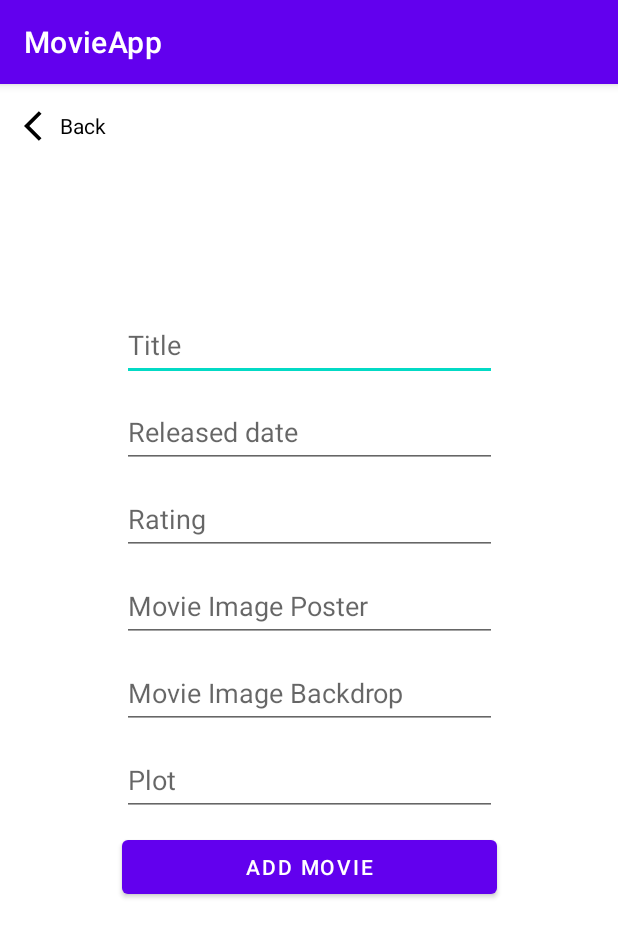
After one commit to carloagetano/MovieApp, an Android app: the AddMovieActivity screen opened directly, with no data from a screen before it, on a phone screen of 412 x 824 dp. The commit adds this screen. Shown: the top 937 px of the screen. Run offline under Robolectric (Android 15) with nearby library versions, the phone set to English and light mode, and no system bars; our stand-ins replace Room's generated code, data binding.

Commit message:
add movie feature, auto refresh list of movies

```diff
--- a/app/src/main/AndroidManifest.xml
+++ b/app/src/main/AndroidManifest.xml
@@ -17,6 +17,9 @@
         android:usesCleartextTraffic="true"
         tools:targetApi="31">
         <activity
+            android:name=".presentation.main.view.AddMovieActivity"
+            android:exported="false" />
+        <activity
             android:name=".presentation.main.view.MovieDetailsActivity"
             android:exported="false" />
         <activity
--- a/app/src/main/java/com/example/movieapp/data/service/MovieAPIService.java
+++ b/app/src/main/java/com/example/movieapp/data/service/MovieAPIService.java
@@ -5,10 +5,16 @@ import com.example.movieapp.data.model.Movie;
 import java.util.ArrayList;
 
 import retrofit2.Call;
+import retrofit2.http.Body;
 import retrofit2.http.GET;
+import retrofit2.http.Header;
+import retrofit2.http.POST;
 
 public interface MovieAPIService {
 
     @GET("/movies")
     Call<ArrayList<Movie>> getMovies();
+
+    @POST("/add-movie")
+    Call<Movie> addMovie(@Body Movie movie, @Header("Authorization") String authorization);
 }
--- /dev/null
+++ b/app/src/main/java/com/example/movieapp/presentation/main/view/AddMovieActivity.java
@@ -0,0 +1,74 @@
+package com.example.movieapp.presentation.main.view;
+
+import android.os.Bundle;
+import android.widget.Toast;
+
+import androidx.appcompat.app.AppCompatActivity;
+import androidx.databinding.DataBindingUtil;
+import androidx.lifecycle.ViewModelProvider;
+
+import com.example.movieapp.R;
+import com.example.movieapp.databinding.ActivityAddMovieBinding;
+import com.example.movieapp.presentation.main.viewmodel.AddMovieViewModel;
+
+public class AddMovieActivity extends AppCompatActivity {
+
+    private ActivityAddMovieBinding binding;
+    private AddMovieViewModel viewModel;
+
+    @Override
+    protected void onCreate(Bundle savedInstanceState) {
+        super.onCreate(savedInstanceState);
+        setContentView(R.layout.activity_add_movie);
+
+        binding = DataBindingUtil.setContentView(this, R.layout.activity_add_movie);
+        viewModel = new ViewModelProvider(this).get(AddMovieViewModel.class);
+
+        subscribe();
+        onClickListeners();
+    }
+
+    public void subscribe() {
+        viewModel.isMovieAdded().observe(this, it -> {
+            if (it) {
+                clearFields();
+            } else {
+                Toast.makeText(this, "Something went wrong.", Toast.LENGTH_LONG).show();
+            }
+        });
+    }
+
+    public void onClickListeners() {
+        binding.backBtn.setOnClickListener(v -> {
+            finish();
+        });
+
+        binding.addMovieBtn.setOnClickListener(v -> {
+            String title = binding.titleEtv.getText().toString();
+            String released = binding.releasedEtv.getText().toString();
+            String rating = binding.ratingEtv.getText().toString();
+            String imgPoster = binding.imgPosterEtv.getText().toString();
+            String imgBackdrop = binding.imgBackdropEtv.getText().toString();
+            String plot = binding.plotEtv.getText().toString();
+
+            if (!title.isEmpty() && !released.isEmpty() && !rating.isEmpty() && !imgPoster.isEmpty()
+                    && !imgBackdrop.isEmpty() && !plot.isEmpty()) {
+                viewModel.addMovie(title, released, rating, imgPoster, imgBackdrop, plot);
+
+            } else {
+                Toast.makeText(this, "Please complete all fields.", Toast.LENGTH_LONG).show();
+            }
+        });
+    }
+
+    public void clearFields() {
+        binding.titleEtv.setText("");
+        binding.releasedEtv.setText("");
+        binding.ratingEtv.setText("");
+        binding.imgPosterEtv.setText("");
+        binding.imgBackdropEtv.setText("");
+        binding.plotEtv.setText("");
+
+        Toast.makeText(this, "Movie added successfully!", Toast.LENGTH_LONG).show();
+    }
+}
--- /dev/null
+++ b/app/src/main/java/com/example/movieapp/presentation/main/viewmodel/AddMovieViewModel.java
@@ -0,0 +1,54 @@
+package com.example.movieapp.presentation.main.viewmodel;
+
+import android.app.Application;
+
+import androidx.annotation.NonNull;
+import androidx.lifecycle.AndroidViewModel;
+import androidx.lifecycle.LiveData;
+import androidx.lifecycle.MutableLiveData;
+
+import com.example.movieapp.data.model.Movie;
+import com.example.movieapp.data.repository.MovieRepository;
+
+import java.util.ArrayList;
+import java.util.List;
+
+public class AddMovieViewModel extends AndroidViewModel {
+    private MovieRepository movieRepository;
+
+    private MutableLiveData<Boolean> _isMovieAdded = new MutableLiveData<>();
+
+    public LiveData<Boolean> isMovieAdded() {
+        return _isMovieAdded;
+    }
+
+    public AddMovieViewModel(@NonNull Application application) {
+        super(application);
+
+        movieRepository = new MovieRepository(application.getApplicationContext());
+    }
+
+    public void addMovie(String title, String released, String rating, String poster,
+                         String backdrop, String plot) {
+
+        List<String> images = new ArrayList<>();
+        images.add(poster);
+        images.add(backdrop);
+
+        Movie newMovie = new Movie(title, "", "", released, "", "",
+                "", "", "", plot, "", "", "",
+                "", "", rating, "", "", "",
+                "", images, "", false);
+
+        movieRepository.addMovie(newMovie, success -> {
+            if (success) {
+                //movie added successfully
+                _isMovieAdded.postValue(true);
+            } else {
+                //movie failed
+                _isMovieAdded.postValue(false);
+            }
+        });
+
+    }
+}
--- /dev/null
+++ b/app/src/main/res/drawable/ic_add.xml
@@ -0,0 +1,5 @@
+<vector android:height="24dp" android:tint="#000000"
+    android:viewportHeight="24" android:viewportWidth="24"
+    android:width="24dp" xmlns:android="http://schemas.android.com/apk/res/android">
+    <path android:fillColor="@android:color/white" android:pathData="M19,13h-6v6h-2v-6H5v-2h6V5h2v6h6v2z"/>
+</vector>
--- /dev/null
+++ b/app/src/main/res/layout/activity_add_movie.xml
@@ -0,0 +1,99 @@
+<?xml version="1.0" encoding="utf-8"?>
+<layout xmlns:android="http://schemas.android.com/apk/res/android"
+    xmlns:app="http://schemas.android.com/apk/res-auto"
+    xmlns:tools="http://schemas.android.com/tools">
+
+    <data>
+
+    </data>
+
+    <androidx.constraintlayout.widget.ConstraintLayout
+        android:layout_width="match_parent"
+        android:layout_height="match_parent"
+        tools:context=".presentation.main.view.AddMovieActivity">
+
+        <androidx.appcompat.widget.AppCompatTextView
+            android:id="@+id/back_btn"
+            android:layout_width="150dp"
+            android:layout_height="wrap_content"
+            android:layout_marginStart="16dp"
+            android:layout_marginTop="16dp"
+            android:drawableStart="@drawable/ic_arrow_back"
+            android:gravity="start|center"
+            android:text="Back"
+            android:textColor="@color/black"
+            app:layout_constraintStart_toStartOf="parent"
+            app:layout_constraintTop_toTopOf="parent" />
+
+        <EditText
+            android:id="@+id/title_etv"
+            android:layout_width="250dp"
+            android:layout_height="48dp"
+            android:layout_marginTop="150dp"
+            android:hint="Title"
+            app:layout_constraintEnd_toEndOf="parent"
+            app:layout_constraintStart_toStartOf="parent"
+            app:layout_constraintTop_toTopOf="parent" />
+
+        <EditText
+            android:id="@+id/released_etv"
+            android:layout_width="250dp"
+            android:layout_height="48dp"
+            android:layout_marginTop="10dp"
+            android:hint="Released date"
+            app:layout_constraintEnd_toEndOf="parent"
+            app:layout_constraintStart_toStartOf="parent"
+            app:layout_constraintTop_toBottomOf="@id/title_etv" />
+
+        <EditText
+            android:id="@+id/rating_etv"
+            android:layout_width="250dp"
+            android:layout_height="48dp"
+            android:layout_marginTop="10dp"
+            android:hint="Rating"
+            app:layout_constraintEnd_toEndOf="parent"
+            app:layout_constraintStart_toStartOf="parent"
+            app:layout_constraintTop_toBottomOf="@id/released_etv" />
+
+        <EditText
+            android:id="@+id/img_poster_etv"
+            android:layout_width="250dp"
+            android:layout_height="48dp"
+            android:layout_marginTop="10dp"
+            android:hint="Movie Image Poster"
+            app:layout_constraintEnd_toEndOf="parent"
+            app:layout_constraintStart_toStartOf="parent"
+            app:layout_constraintTop_toBottomOf="@id/rating_etv" />
+
+        <EditText
+            android:id="@+id/img_backdrop_etv"
+            android:layout_width="250dp"
+            android:layout_height="48dp"
+            android:layout_marginTop="10dp"
+            android:hint="Movie Image Backdrop"
+            app:layout_constraintEnd_toEndOf="parent"
+            app:layout_constraintStart_toStartOf="parent"
+            app:layout_constraintTop_toBottomOf="@id/img_poster_etv" />
+
+        <EditText
+            android:id="@+id/plot_etv"
+            android:layout_width="250dp"
+            android:layout_height="48dp"
+            android:layout_marginTop="10dp"
+            android:hint="Plot"
+            app:layout_constraintEnd_toEndOf="parent"
+            app:layout_constraintStart_toStartOf="parent"
+            app:layout_constraintTop_toBottomOf="@id/img_backdrop_etv" />
+
+        <Button
+            android:id="@+id/add_movie_btn"
+            android:layout_width="250dp"
+            android:layout_height="wrap_content"
+            android:layout_marginTop="10dp"
+            android:text="Add Movie"
+            app:layout_constraintEnd_toEndOf="parent"
+            app:layout_constraintStart_toStartOf="parent"
+            app:layout_constraintTop_toBottomOf="@+id/plot_etv" />
+
+    </androidx.constraintlayout.widget.ConstraintLayout>
+</layout>
--- a/app/src/main/res/layout/activity_movie_details.xml
+++ b/app/src/main/res/layout/activity_movie_details.xml
@@ -100,7 +100,7 @@
                                 android:layout_width="wrap_content"
                                 android:layout_height="wrap_content"
                                 android:padding="5dp"
-                                android:text="@{movie.rated}"
+                                android:text="@{movie.imdbRating}"
                                 android:textSize="16sp"
                                 tools:text="5.0" />
 
--- a/app/src/main/res/layout/item_movie.xml
+++ b/app/src/main/res/layout/item_movie.xml
@@ -44,7 +44,7 @@
                 android:layout_width="match_parent"
                 android:layout_height="wrap_content"
                 android:background="#CCdfdfdf"
-                android:text="@{movie.year}"
+                android:text="@{movie.released}"
                 android:textSize="16sp"
                 tools:text="2023" />
         </LinearLayout>
```
Also changed, not shown: app/src/main/java/com/example/movieapp/data/model/Movie.java (+30 -0 lines), app/src/main/java/com/example/movieapp/data/repository/MovieRepository.java (+41 -2 lines), app/src/main/java/com/example/movieapp/presentation/main/view/MainActivity.java (+14 -0 lines), app/src/main/java/com/example/movieapp/presentation/main/view/MovieDetailsActivity.java (+7 -3 lines), app/src/main/res/layout/activity_main.xml (+24 -4 lines).
